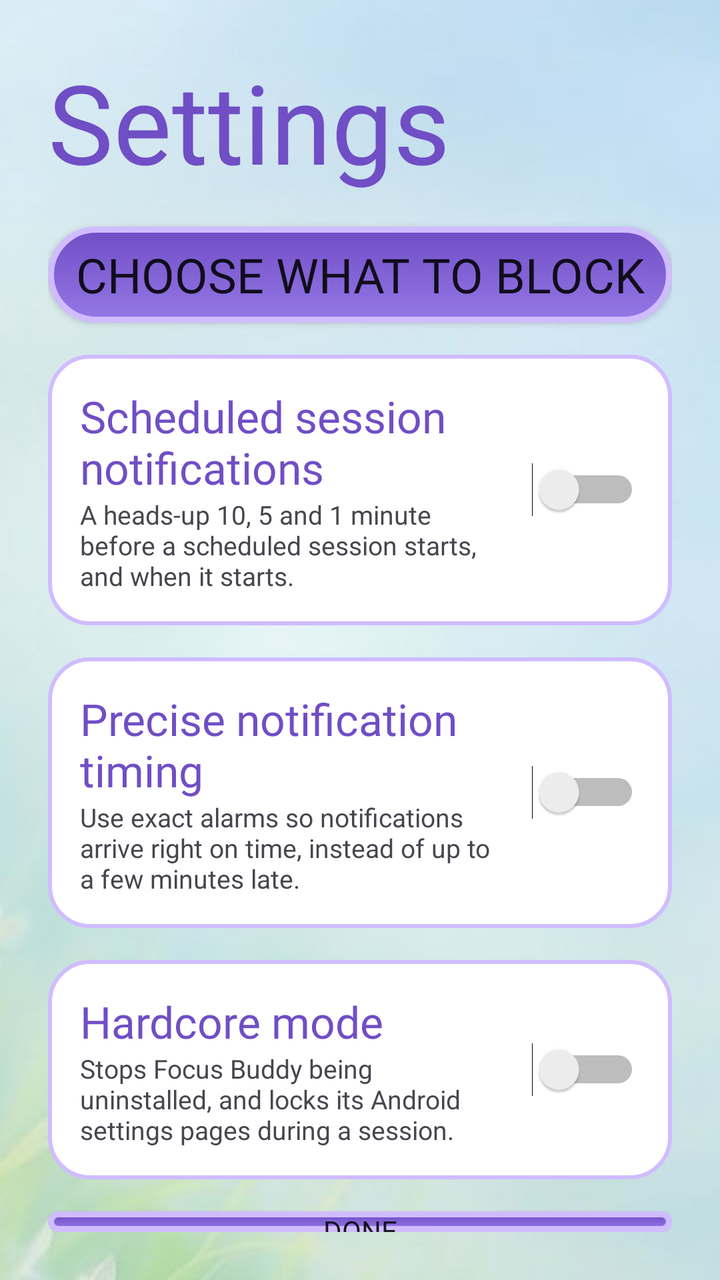
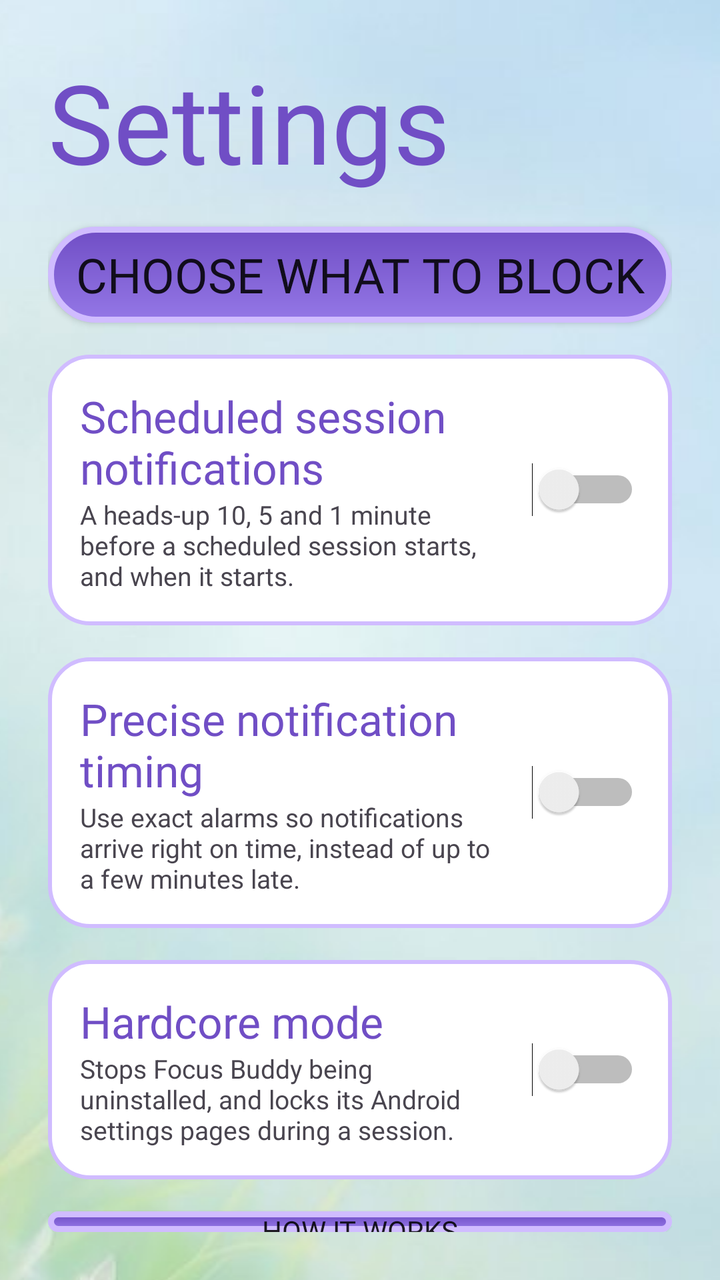

Two renders of the same Android screen: before a commit and after it. Below are the layout's source before the change and the commit's diff.
<!-- AndroidManifest.xml: application theme android:Theme.Material.Light.NoActionBar -->
<!-- res/layout/activity_settings.xml -->
<?xml version="1.0" encoding="utf-8"?>
<LinearLayout xmlns:android="http://schemas.android.com/apk/res/android"
    android:layout_width="match_parent"
    android:layout_height="match_parent"
    android:fillViewport="true">
    <LinearLayout
        android:layout_width="match_parent"
        android:layout_height="wrap_content"
        android:orientation="vertical"
        android:padding="24dp"
        android:background="@drawable/activity_background">

        
        <TextView
            android:layout_width="wrap_content"
            android:layout_height="wrap_content"
            android:fontFamily="@font/super_frog"
            android:text="Settings"
            android:textColor="@color/primary_dark"
            android:textSize="55sp" />

        
        <TextView
            android:id="@+id/tvSessionNote"
            android:layout_width="match_parent"
            android:layout_height="wrap_content"
            android:paddingTop="4dp"
            android:text="A session is running. You can add things to block and turn hardcore mode on, but nothing can be removed or turned off until it ends."
            android:textColor="@color/text_secondary"
            android:textSize="14sp"
            android:visibility="gone" />

        <Button
            android:id="@+id/btnChooseApps"
            style="@style/BaseButtonStyle"
            android:layout_marginTop="16dp"
            android:text="Choose what to block" />

        <LinearLayout
            android:layout_width="match_parent"
            android:layout_height="wrap_content"
            android:layout_marginTop="16dp"
            android:background="@drawable/schedule_day_card"
            android:gravity="center_vertical"
            android:orientation="horizontal"
            android:padding="16dp">

            <LinearLayout
                android:layout_width="0dp"
                android:layout_height="wrap_content"
                android:layout_weight="1"
                android:orientation="vertical">

                <TextView
                    android:layout_width="wrap_content"
                    android:layout_height="wrap_content"
                    android:fontFamily="@font/super_frog"
                    android:text="Scheduled session notifications"
                    android:textColor="@color/primary_dark"
                    android:textSize="22sp" />

                <TextView
                    android:layout_width="wrap_content"
                    android:layout_height="wrap_content"
                    android:text="A heads-up 10, 5 and 1 minute before a scheduled session starts, and when it starts."
                    android:textColor="@color/text_secondary"
                    android:textSize="13sp" />
            </LinearLayout>

            <Switch
                android:id="@+id/swNotices"
                android:layout_width="wrap_content"
                android:layout_height="wrap_content"
                android:layout_marginStart="12dp" />
        </LinearLayout>

        
        <LinearLayout
            android:id="@+id/cardExact"
            android:layout_width="match_parent"
            android:layout_height="wrap_content"
            android:layout_marginTop="16dp"
            android:background="@drawable/schedule_day_card"
            android:gravity="center_vertical"
            android:orientation="horizontal"
            android:padding="16dp">

            <LinearLayout
                android:layout_width="0dp"
                android:layout_height="wrap_content"
                android:layout_weight="1"
                android:orientation="vertical">

                <TextView
                    android:layout_width="wrap_content"
                    android:layout_height="wrap_content"
                    android:fontFamily="@font/super_frog"
                    android:text="Precise notification timing"
                    android:textColor="@color/primary_dark"
                    android:textSize="22sp" />

                <TextView
                    android:layout_width="wrap_content"
                    android:layout_height="wrap_content"
                    android:text="Use exact alarms so notifications arrive right on time, instead of up to a few minutes late."
                    android:textColor="@color/text_secondary"
                    android:textSize="13sp" />
            </LinearLayout>

            <Switch
                android:id="@+id/swExact"
                android:layout_width="wrap_content"
                android:layout_height="wrap_content"
                android:layout_marginStart="12dp" />
        </LinearLayout>

        <LinearLayout
            android:layout_width="match_parent"
            android:layout_height="wrap_content"
            android:layout_marginTop="16dp"
            android:background="@drawable/schedule_day_card"
            android:gravity="center_vertical"
            android:orientation="horizontal"
            android:padding="16dp">

            <LinearLayout
                android:layout_width="0dp"
                android:layout_height="wrap_content"
                android:layout_weight="1"
                android:orientation="vertical">

                <TextView
                    android:layout_width="wrap_content"
                    android:layout_height="wrap_content"
                    android:fontFamily="@font/super_frog"
                    android:text="Hardcore mode"
                    android:textColor="@color/primary_dark"
                    android:textSize="22sp" />

                <TextView
                    android:layout_width="wrap_content"
                    android:layout_height="wrap_content"
                    android:text="Stops Focus Buddy being uninstalled, and locks its Android settings pages during a session."
                    android:textColor="@color/text_secondary"
                    android:textSize="13sp" />
            </LinearLayout>

            <Switch
                android:id="@+id/swHardcore"
                android:layout_width="wrap_content"
                android:layout_height="wrap_content"
                android:layout_marginStart="12dp" />
        </LinearLayout>

        <Button
            android:id="@+id/btnDone"
            style="@style/BaseButtonStyle"
            android:layout_marginTop="16dp"
            android:text="Done" />
    </LinearLayout>
</LinearLayout>
<!-- resources referenced by this layout -->
<resources>
  <color name="primary_dark">#704EC5</color>
  <color name="text_secondary">#49454F</color>
  <!-- drawable activity_background (drawable) -->
  <?xml version="1.0" encoding="utf-8"?>
  <bitmap xmlns:android="http://schemas.android.com/apk/res/android"
      android:src="@drawable/background"
      android:gravity="center"
      android:tileMode="disabled" />
  <!-- drawable schedule_day_card (drawable) -->
  <shape xmlns:android="http://schemas.android.com/apk/res/android"
      android:shape="rectangle">
      <solid android:color="@color/surface" />
      <corners android:radius="20dp" />
      <stroke
          android:width="2dp"
          android:color="@color/accent" />
  </shape>
  <style name="BaseButtonStyle">
          <item name="android:layout_width">match_parent</item>
          <item name="android:layout_height">match_parent</item>
          <item name="android:background">@drawable/base_button_shape</item>
          <item name="android:fontFamily">@font/super_frog</item>
          <item name="android:gravity">center_vertical|center_horizontal</item>
  
          <item name="android:autoSizeTextType">uniform</item>
          <item name="android:autoSizeMinTextSize">14sp</item>
          <item name="android:autoSizeMaxTextSize">30sp</item>
          <item name="android:autoSizeStepGranularity">5sp</item>
      </style>
  <!-- drawable background: jpg bitmap (drawable, 65327 bytes) -->
  <color name="surface">#FFFFFF</color>
  <color name="accent">#D0BCFF</color>
  <!-- drawable base_button_shape (drawable) -->
  <shape xmlns:android="http://schemas.android.com/apk/res/android"
      android:shape="rectangle">
  
      <gradient
          android:angle="270"
          android:startColor="@color/primary_dark"
          android:endColor="@color/primary"
          android:type="linear" />
  
      <corners android:radius="50dp" />
  
      <stroke
          android:width="3dp"
          android:color="@color/accent" />
  
  </shape>
  <color name="primary">#9477E6</color>
</resources>

<!-- the commit's change to res/layout/activity_settings.xml (unified diff, before → after) -->
@@ -153,6 +153,12 @@
         </LinearLayout>
 
         <Button
+            android:id="@+id/btnHowItWorks"
+            style="@style/BaseButtonStyle"
+            android:layout_marginTop="16dp"
+            android:text="How it works" />
+
+        <Button
             android:id="@+id/btnDone"
             style="@style/BaseButtonStyle"
             android:layout_marginTop="16dp"
